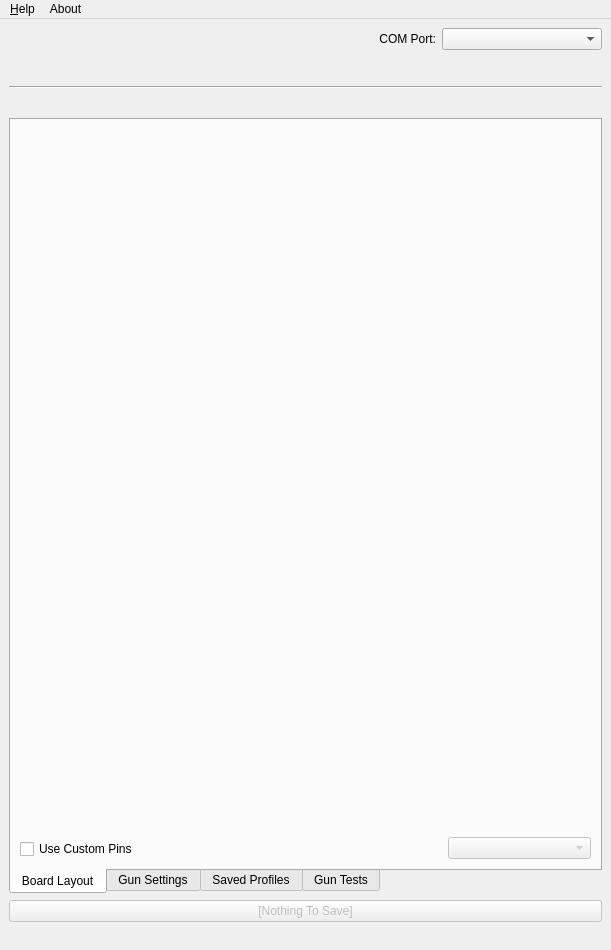
This is guiwindow.ui in bebu/OpenFIRE-App as Qt 5 draws it before an edit. The edited form follows.
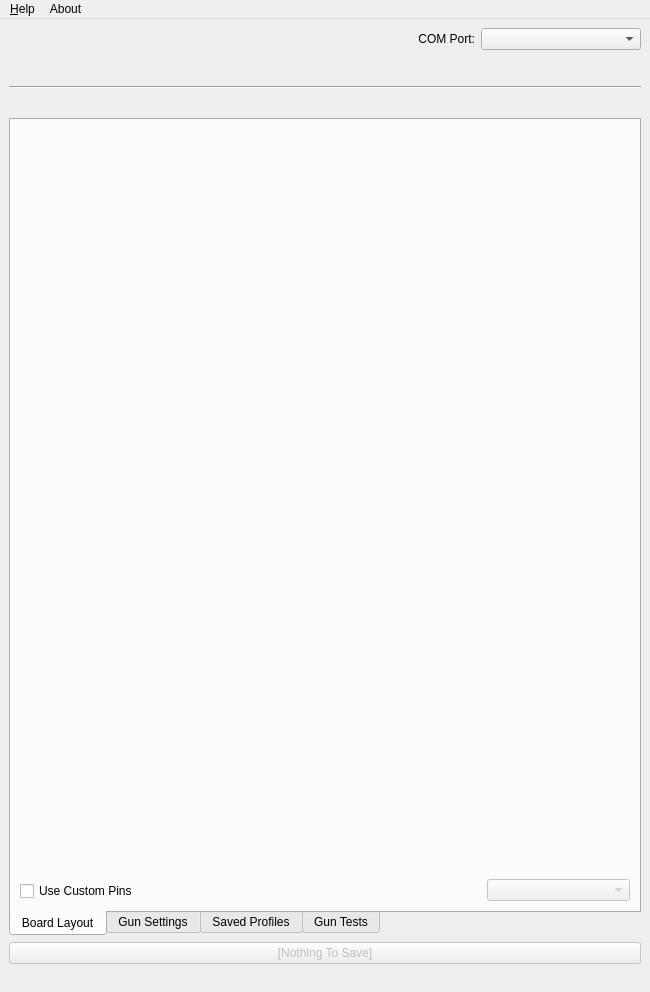
This is the edited form. Icons and pictures are not drawn.

```diff
--- a/guiwindow.ui
+++ b/guiwindow.ui
@@ -9,8 +9,8 @@
    <rect>
     <x>0</x>
     <y>0</y>
-    <width>600</width>
-    <height>950</height>
+    <width>650</width>
+    <height>992</height>
    </rect>
   </property>
   <property name="sizePolicy">
@@ -1548,8 +1548,8 @@
     <rect>
      <x>0</x>
      <y>0</y>
-     <width>600</width>
-     <height>19</height>
+     <width>650</width>
+     <height>23</height>
     </rect>
    </property>
    <widget class="QMenu" name="menuAbout">
```
Left out of the diff: 2 changed lines with no effect on the pictures.
